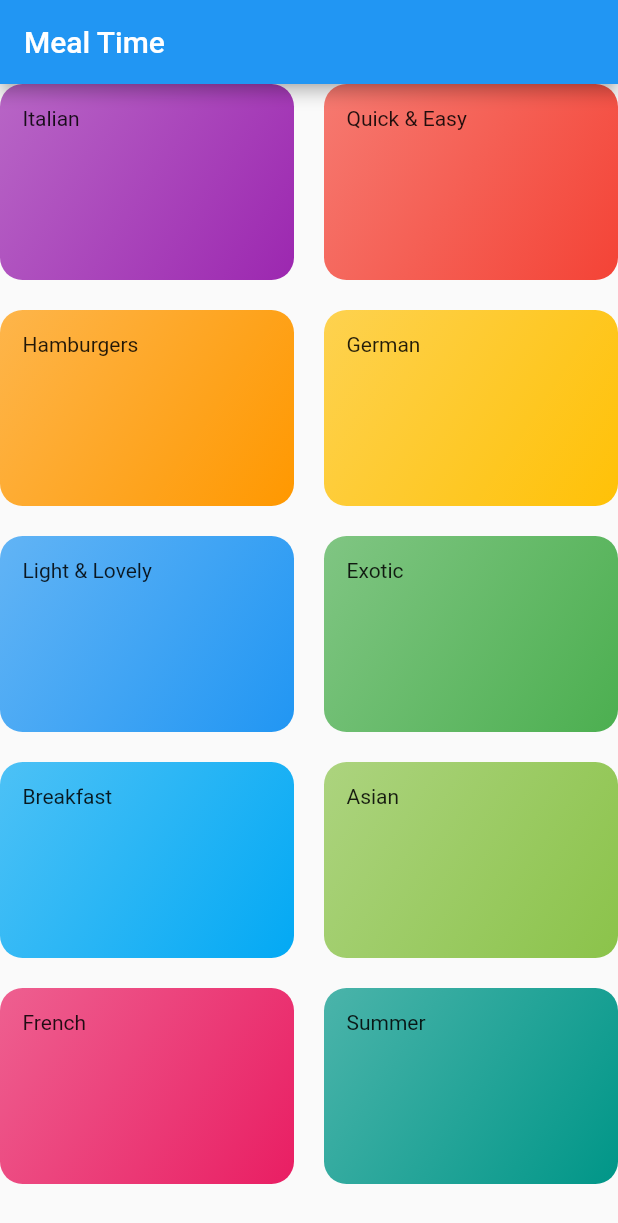
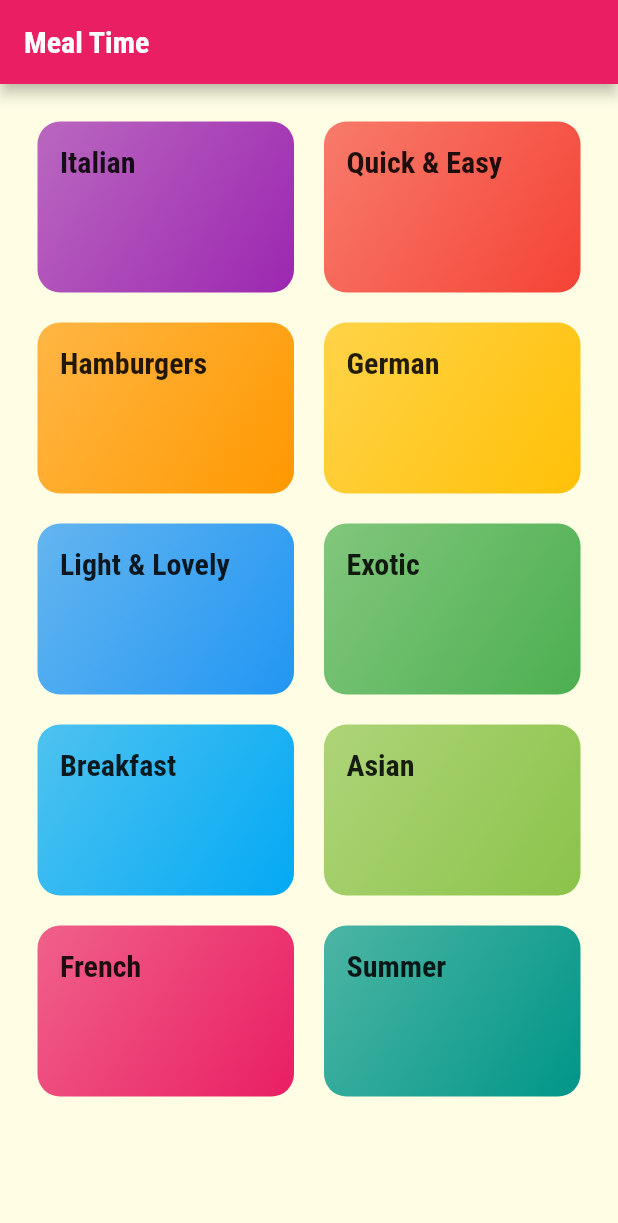
Before and after one commit to gemini30/Food_Recipe_App, a Flutter app: the screen it shows after launch, on a phone screen of 412 x 824 dp. Shown: the top 1223 px of the screen. Run offline on Flutter 3.47's test engine with Material 2 defaults, Android fonts, the phone set to English and light mode, and no system bars.

Commit message:
Added fonts and edited styling

```diff
--- a/lib/categories_screen.dart
+++ b/lib/categories_screen.dart
@@ -10,6 +10,7 @@ class CategoriesScreen extends StatelessWidget {
     return Scaffold(
       appBar: AppBar(title: const Text('Meal Time')),
       body: GridView(
+        padding: EdgeInsets.all(25),
         gridDelegate: SliverGridDelegateWithMaxCrossAxisExtent(
             maxCrossAxisExtent: 200,
             childAspectRatio: 3 / 2,
--- a/lib/category_item.dart
+++ b/lib/category_item.dart
@@ -12,7 +12,10 @@ class CategoryItem extends StatelessWidget {
   Widget build(BuildContext context) {
     return Container(
       padding: const EdgeInsets.all(15),
-      child: Text(title),
+      child: Text(
+        title,
+        style: Theme.of(context).textTheme.headline6,
+      ),
       decoration: BoxDecoration(
         gradient: LinearGradient(
             colors: [color.withOpacity(0.7), color],
--- a/lib/main.dart
+++ b/lib/main.dart
@@ -11,7 +11,18 @@ class MyApp extends StatelessWidget {
     return MaterialApp(
       title: 'MealTime',
       theme: ThemeData(
-        primarySwatch: Colors.blue,
+        primarySwatch: Colors.pink,
+        accentColor: Colors.amber,
+        canvasColor: Color.fromRGBO(255, 254, 229, 1),
+        fontFamily: 'Raleway',
+        textTheme: ThemeData.light().textTheme.copyWith(
+            bodyText1: TextStyle(color: Color.fromRGBO(20, 51, 51, 1)),
+            bodyText2: TextStyle(color: Color.fromRGBO(20, 51, 51, 1)),
+            headline6: TextStyle(
+              fontSize: 20,
+              fontFamily: 'RobotoCondensed',
+              fontWeight: FontWeight.bold,
+            )),
       ),
       home: CategoriesScreen(),
     );
```
Also changed, not shown: pubspec.yaml (+17 -6 lines), assets/fonts/Raleway-Black.ttf (added), assets/fonts/Raleway-Bold.ttf (added), assets/fonts/Raleway-Regular.ttf (added), assets/fonts/RobotoCondensed-Bold.ttf (added), assets/fonts/RobotoCondensed-Italic.ttf (added), assets/fonts/RobotoCondensed-Light.ttf (added), assets/fonts/RobotoCondensed-Regular.ttf (added).
